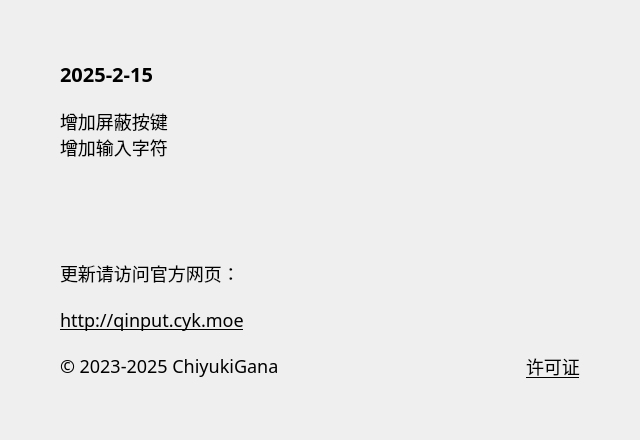
Above: source/ui/AboutUi.ui from ChiyukiGana/Quickinput before the change. Below: the same form after it.
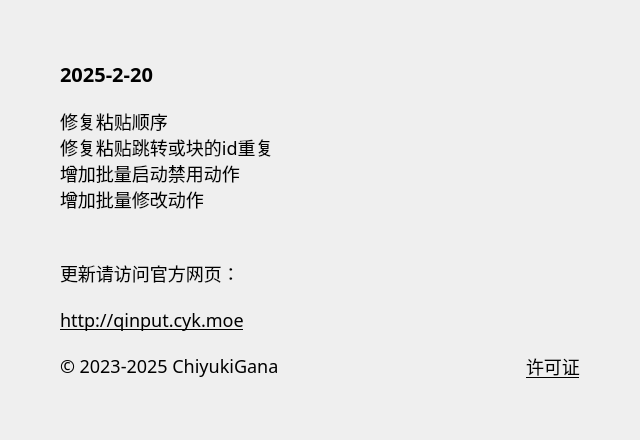
That is the form after the change.

What changed in the file:
```diff
--- a/source/ui/AboutUi.ui
+++ b/source/ui/AboutUi.ui
@@ -88,7 +88,7 @@
          <string notr="true">font-size:20px</string>
         </property>
         <property name="text">
-         <string>2025-2-15</string>
+         <string>2025-2-20</string>
         </property>
         <property name="textFormat">
          <enum>Qt::PlainText</enum>
@@ -104,8 +104,10 @@
          </sizepolicy>
         </property>
         <property name="text">
-         <string>增加屏蔽按键
-增加输入字符</string>
+         <string>修复粘贴顺序
+修复粘贴跳转或块的id重复
+增加批量启动禁用动作
+增加批量修改动作</string>
         </property>
         <property name="textFormat">
          <enum>Qt::PlainText</enum>
```
